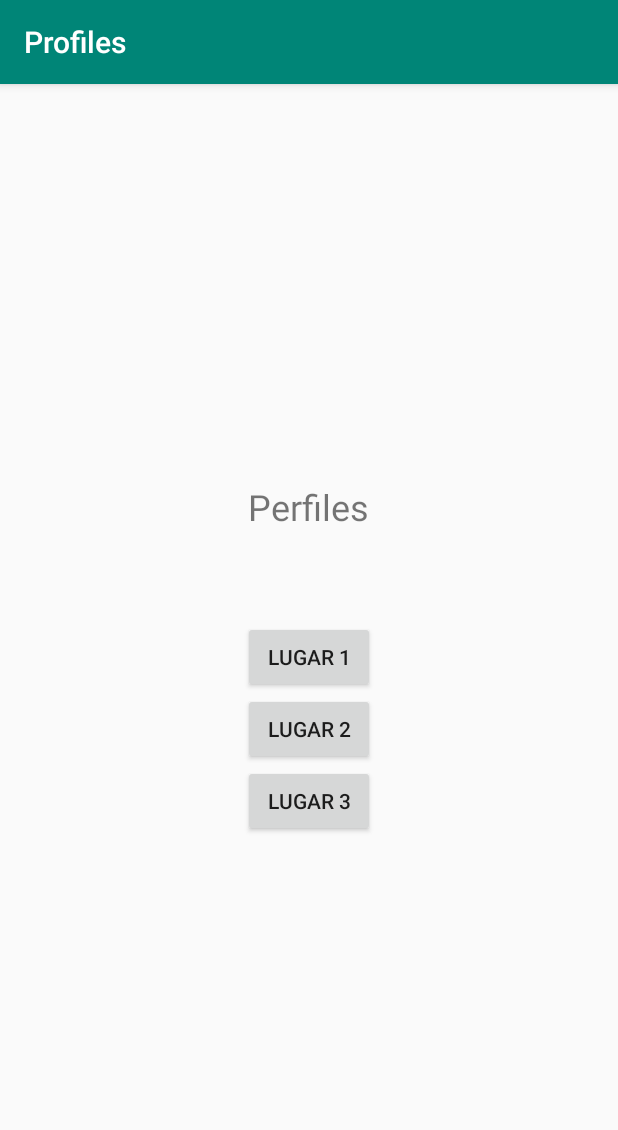
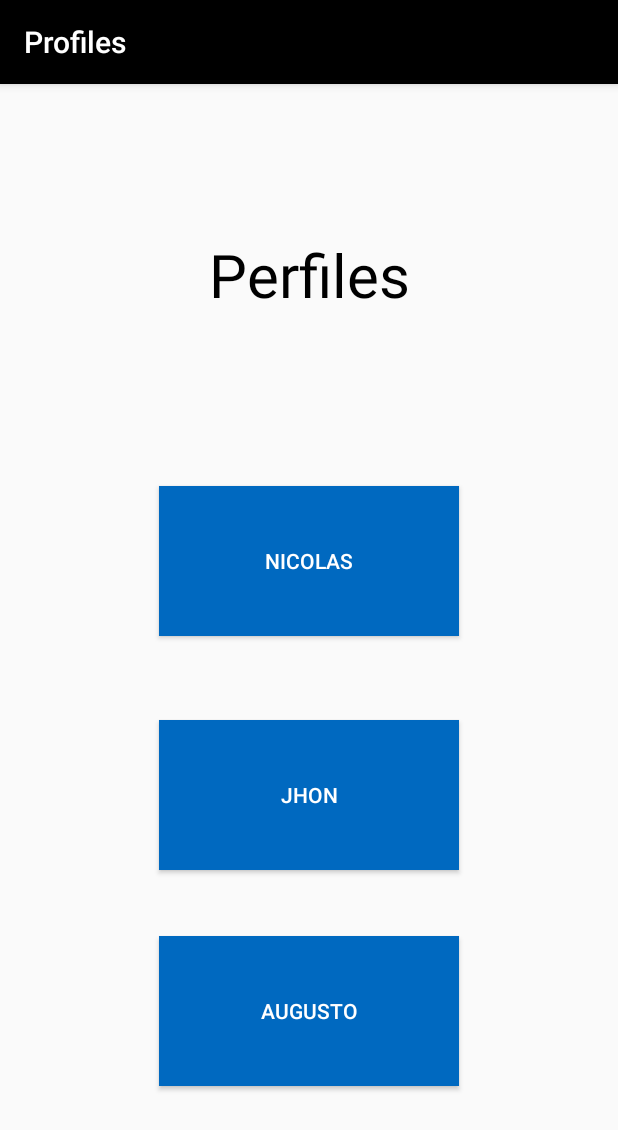
Before and after one commit to JohnDBR/Profiles, an Android app: the screen it shows after launch (MainActivity), on a phone screen of 412 x 824 dp. Shown: the top 1130 px of the screen. Run offline under Robolectric (Android 15) with nearby library versions, the phone set to English and light mode, and no system bars.

Commit message:
profile main

```diff
--- a/app/src/main/res/layout/fragment_profiles.xml
+++ b/app/src/main/res/layout/fragment_profiles.xml
@@ -1,48 +1,73 @@
 <?xml version="1.0" encoding="utf-8"?>
-<FrameLayout xmlns:android="http://schemas.android.com/apk/res/android"
+<androidx.constraintlayout.widget.ConstraintLayout xmlns:android="http://schemas.android.com/apk/res/android"
+    xmlns:app="http://schemas.android.com/apk/res-auto"
     xmlns:tools="http://schemas.android.com/tools"
+    android:id="@+id/frameLayout"
     android:layout_width="match_parent"
     android:layout_height="match_parent"
     tools:context=".profiles">
 
-<ScrollView
-    android:layout_width="match_parent"
-    android:layout_height="match_parent"
-    android:fillViewport="true">
-
-    <LinearLayout
-        android:id="@+id/gravity"
-        android:layout_width="match_parent"
-        android:layout_height="match_parent"
-        android:gravity="center"
-        android:orientation="vertical">
 
     <TextView
         android:id="@+id/title"
         android:layout_width="wrap_content"
         android:layout_height="wrap_content"
+        android:layout_marginTop="100dp"
         android:text="Perfiles"
-            android:layout_marginBottom="60dp"
-            android:textSize="24sp"></TextView>
+        android:textColor="@color/colorPrimary"
+        android:textSize="40sp"
+        app:layout_constraintEnd_toEndOf="parent"
+        app:layout_constraintStart_toStartOf="parent"
+        app:layout_constraintTop_toTopOf="parent"
+        tools:layout_conversion_absoluteHeight="32dp"
+        tools:layout_conversion_absoluteWidth="81dp"></TextView>
+
+    <Button
+        android:id="@+id/b2"
+        android:layout_width="200dp"
+        android:layout_height="100dp"
+        android:layout_marginTop="424dp"
+        android:background="#0069C0"
+        android:text="Jhon"
+        android:textColor="#FFFFFF"
+        app:layout_constraintEnd_toEndOf="parent"
+        app:layout_constraintHorizontal_bias="0.5"
+        app:layout_constraintStart_toStartOf="parent"
+        app:layout_constraintTop_toTopOf="parent"
+        tools:layout_conversion_absoluteHeight="48dp"
+        tools:layout_conversion_absoluteWidth="88dp" />
+
+    <Button
+        android:id="@+id/b3"
+        android:layout_width="200dp"
+        android:layout_height="100dp"
+        android:layout_marginTop="44dp"
+        android:background="#0069C0"
+        android:text="Augusto"
+        android:textColor="#FFFFFF"
+        app:layout_constraintEnd_toEndOf="parent"
+        app:layout_constraintHorizontal_bias="0.5"
+        app:layout_constraintStart_toStartOf="parent"
+        app:layout_constraintTop_toBottomOf="@+id/b2"
+        tools:layout_conversion_absoluteHeight="48dp"
+        tools:layout_conversion_absoluteWidth="88dp" />
 
     <Button
         android:id="@+id/b1"
-            android:layout_width="wrap_content"
-            android:layout_height="wrap_content"
-            android:text="Lugar 1" />
+        android:layout_width="200dp"
+        android:layout_height="100dp"
+        android:layout_marginTop="268dp"
+        android:background="#0069C0"
+        android:text="Nicolas"
+        android:textColor="#FFFFFF"
+        app:layout_constraintBottom_toTopOf="@+id/b2"
+        app:layout_constraintEnd_toEndOf="parent"
+        app:layout_constraintHorizontal_bias="0.5"
+        app:layout_constraintStart_toStartOf="parent"
+        app:layout_constraintTop_toTopOf="parent"
+        app:layout_constraintVertical_bias="0.0"
+        tools:layout_conversion_absoluteHeight="48dp"
+        tools:layout_conversion_absoluteWidth="88dp" />
 
-        <Button
-            android:id="@+id/b2"
-            android:layout_width="wrap_content"
-            android:layout_height="wrap_content"
-            android:text="Lugar 2" />
 
-        <Button
-            android:id="@+id/b3"
-            android:layout_width="wrap_content"
-            android:layout_height="wrap_content"
-            android:text="Lugar 3" />
-
-    </LinearLayout>
-</ScrollView>
-</FrameLayout>
+</androidx.constraintlayout.widget.ConstraintLayout>
--- a/app/src/main/res/values/colors.xml
+++ b/app/src/main/res/values/colors.xml
@@ -1,6 +1,6 @@
 <?xml version="1.0" encoding="utf-8"?>
 <resources>
-    <color name="colorPrimary">#008577</color>
+    <color name="colorPrimary">#000000</color>
     <color name="colorPrimaryDark">#00574B</color>
     <color name="colorAccent">#D81B60</color>
 </resources>
```
Also changed, not shown: app/src/main/res/layout/fragment_profile_details.xml (+49 -29 lines). Lines whose indentation alone changed are shown as unchanged.
